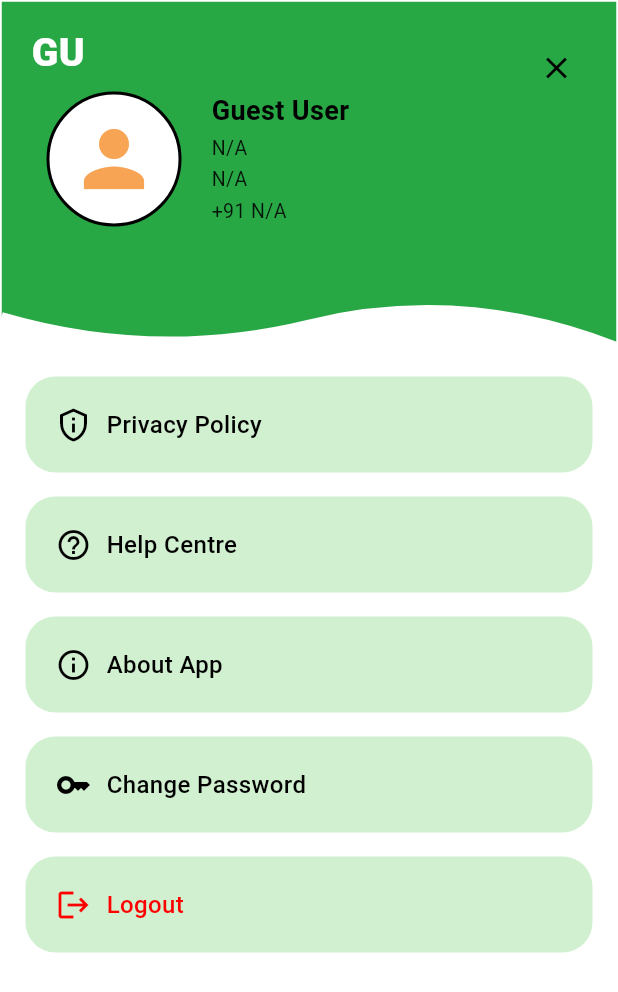
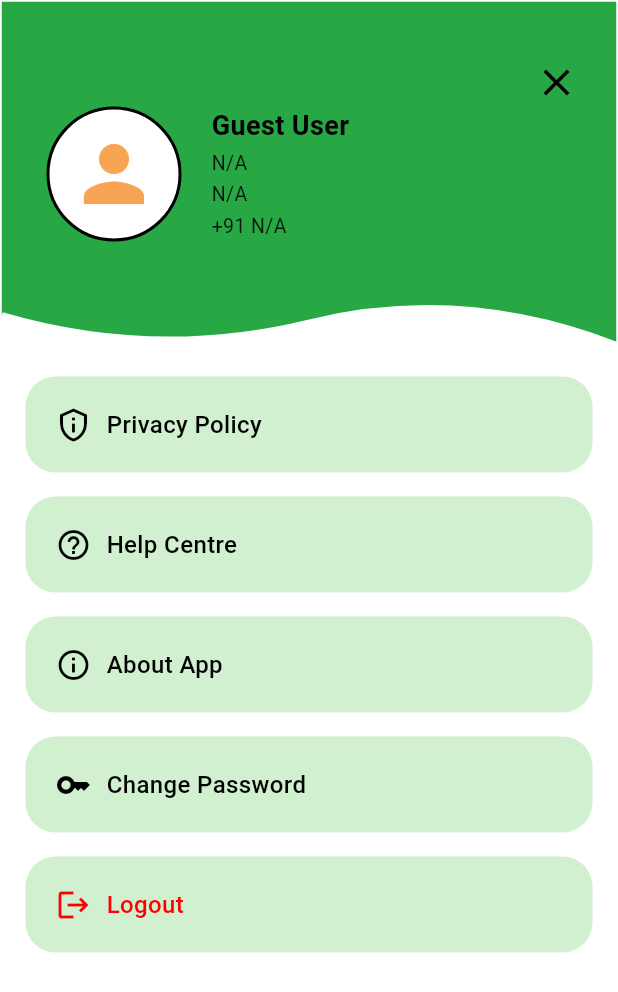
Before and after one commit to Shanmuka-p/Hoot_Path, a Flutter app: the ProfileScreen screen opened directly, on a phone screen of 412 x 824 dp. Shown: the top 992 px of the screen. Run offline on Flutter 3.47's test engine with Material 3 defaults, Android fonts, the light colour scheme and no system bars; our stand-ins replace device_preview, shared_preferences; accounts and stored records are empty.

Commit message:
feat: implement profile screen and analytics view functionality

```diff
--- a/frontend/lib/analytics_screen.dart
+++ b/frontend/lib/analytics_screen.dart
@@ -395,7 +395,7 @@ class _HelloCard extends StatelessWidget {
               crossAxisAlignment: CrossAxisAlignment.start,
               children: const [
                 Text(
-                  'Hello, Shannu! 👋',
+                  'Hello 👋',
                   style: TextStyle(
                     fontSize: 17,
                     fontWeight: FontWeight.w700,
--- a/frontend/lib/profilescreen.dart
+++ b/frontend/lib/profilescreen.dart
@@ -30,14 +30,7 @@ class ProfileScreen extends StatelessWidget {
     };
   }
 
-  String _getInitials(String name) {
-    if (name.trim().isEmpty) return '??';
-    List<String> names = name.trim().split(' ');
-    if (names.length >= 2) {
-      return '${names[0][0]}${names[names.length - 1][0]}'.toUpperCase();
-    }
-    return names[0].substring(0, names[0].length >= 2 ? 2 : 1).toUpperCase();
-  }
+
 
   @override
   Widget build(BuildContext context) {
@@ -71,21 +64,10 @@ class ProfileScreen extends StatelessWidget {
                     painter: _WavyBorderPainter(),
                   ),
                   // "TH" Text
-                  Positioned(
-                    top: 16,
-                    left: 20,
-                    child: Text(
-                      _getInitials(_data['first_name'] ?? ''),
-                      style: const TextStyle(
-                        color: Colors.white,
-                        fontSize: 26,
-                        fontWeight: FontWeight.w900,
-                      ),
-                    ),
-                  ),
+
                   // Profile Info
                   Positioned(
-                    top: 60,
+                    top: 70,
                     left: 30,
                     child: Row(
                       crossAxisAlignment: CrossAxisAlignment.start,
@@ -160,10 +142,10 @@ class ProfileScreen extends StatelessWidget {
                   ),
                   // Back button (optional but good for UX)
                   Positioned(
-                    top: 20,
+                    top: 30,
                     right: 16,
                     child: IconButton(
-                      icon: const Icon(Icons.close, color: Color.fromARGB(255, 0, 0, 0)),
+                      icon: const Icon(Icons.close, color: Color.fromARGB(255, 0, 0, 0),size: 30,),
                       onPressed: () => Navigator.pop(context),
                     ),
                   ),
--- a/frontend/lib/views/analytics_view.dart
+++ b/frontend/lib/views/analytics_view.dart
@@ -272,10 +272,7 @@ class _TopBar extends StatelessWidget {
                   width: 40, height: 40,
                   decoration: const BoxDecoration(color: kAppGreen, shape: BoxShape.circle),
                   child: const Center(
-                    child: Text(
-                      'S',
-                      style: TextStyle(color: kWhite, fontWeight: FontWeight.w700, fontSize: 16),
-                    ),
+                    child: Icon(Icons.person,size: 25,color: Colors.white,)
                   ),
                 ),
               ),
@@ -307,7 +304,7 @@ class _HelloCard extends StatelessWidget {
               crossAxisAlignment: CrossAxisAlignment.start,
               children: const [
                 Text(
-                  'Hello, Shannu! 👋',
+                  'Hello 👋',
                   style: TextStyle(fontSize: 17, fontWeight: FontWeight.w700, color: kBlack),
                   overflow: TextOverflow.ellipsis,
                 ),
```
